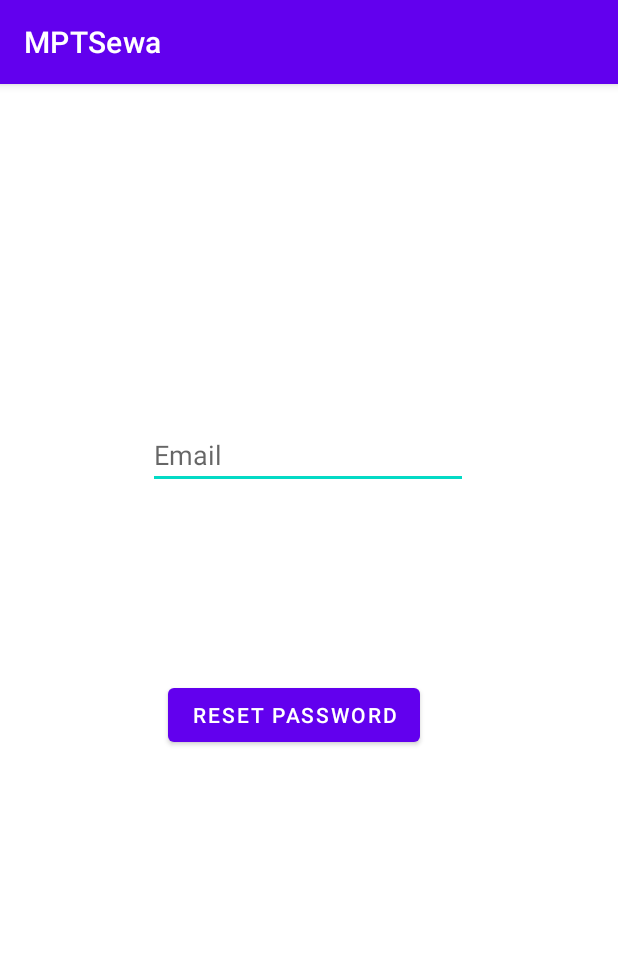
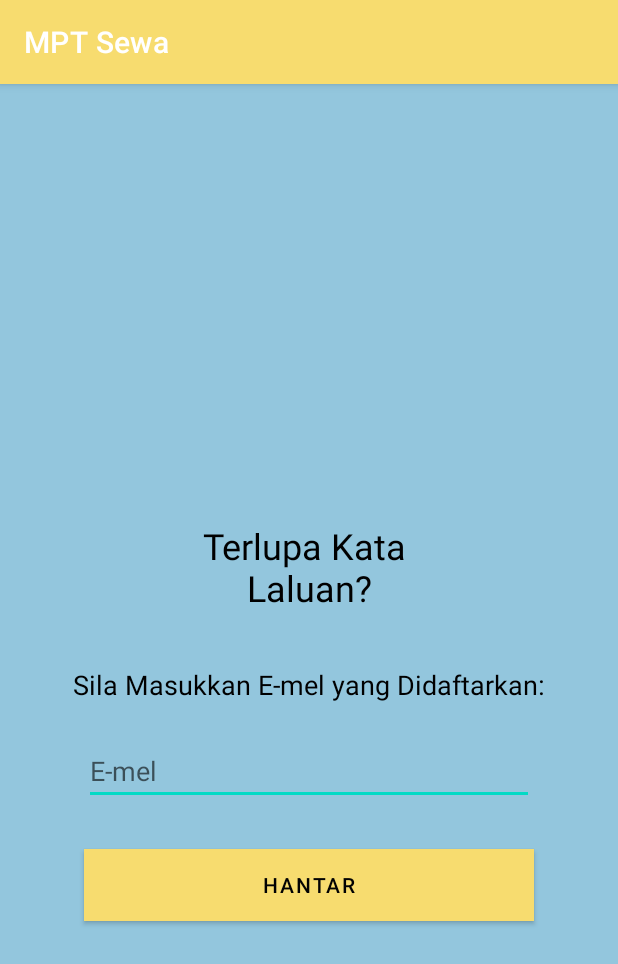
Before and after one commit to Asyknmuhd/InternProject, an Android app: the ForgotPassword screen opened directly, with no data from a screen before it, on a phone screen of 412 x 824 dp. Shown: the top 964 px of the screen. Run offline under Robolectric (Android 15) with nearby library versions, the phone set to English and light mode, and no system bars; our stand-ins replace Firebase (no records; nobody signed in at launch, a user with empty details on screens opened directly).

Commit message:
- tukar menu items - tukar ui sikit

```diff
--- a/app/build.gradle
+++ b/app/build.gradle
@@ -40,8 +40,6 @@ dependencies {
     implementation 'com.google.firebase:firebase-storage'
     implementation 'com.google.firebase:firebase-auth'
     implementation 'com.google.firebase:firebase-database'
-    //implementation 'com.squareup.picasso:picasso:4.1.2'
-   // implementation 'androidx.exifinterface:exifinterface:1.3.2'
 }
 apply plugin: 'com.android.application'
 apply plugin: 'com.google.gms.google-services'
--- a/app/src/main/AndroidManifest.xml
+++ b/app/src/main/AndroidManifest.xml
@@ -9,7 +9,8 @@
         android:roundIcon="@mipmap/ic_launcher_round"
         android:supportsRtl="true"
         android:theme="@style/Theme.MPTSewa">
-        <activity android:name=".UpdatePassword"></activity>
+        <activity android:name=".HallBooking"></activity>
+        <activity android:name=".UpdatePassword" />
         <activity android:name=".UpdateProfile" />
         <activity android:name=".ProfileActivity" />
         <activity android:name=".ForgotPassword" />
--- a/app/src/main/java/com/example/mptsewa/ForgotPassword.java
+++ b/app/src/main/java/com/example/mptsewa/ForgotPassword.java
@@ -34,17 +34,17 @@ public class ForgotPassword extends AppCompatActivity {
             public void onClick(View v) {
                 String useremail = passwordEmail.getText().toString().trim();
                 if(useremail.equals("")){
-                    Toast.makeText(ForgotPassword.this,"Please enter ur registered email ID.", Toast.LENGTH_SHORT).show();
+                    Toast.makeText(ForgotPassword.this,"Sila Isikan Emel yang Didaftarkan", Toast.LENGTH_SHORT).show();
                 }else{
                     firebaseAuth.sendPasswordResetEmail(useremail).addOnCompleteListener(new OnCompleteListener<Void>() {
                         @Override
                         public void onComplete(@NonNull Task<Void> task) {
                             if(task.isSuccessful()){
-                                Toast.makeText(ForgotPassword.this,"Password reset email sent",Toast.LENGTH_SHORT).show();
+                                Toast.makeText(ForgotPassword.this,"Penetapan Kata Laluan Ke E-mel Telah Dihantar",Toast.LENGTH_SHORT).show();
                                 finish();
                                 startActivity(new Intent(ForgotPassword.this, MainActivity.class));
                             }else{
-                                Toast.makeText(ForgotPassword.this,"Error in sending password reset email",Toast.LENGTH_SHORT).show();
+                                Toast.makeText(ForgotPassword.this,"Ralat Menghantar Penetapan Kata Laluan Ke E-mel",Toast.LENGTH_SHORT).show();
                             }
                         }
                     });
--- a/app/src/main/java/com/example/mptsewa/MainActivity.java
+++ b/app/src/main/java/com/example/mptsewa/MainActivity.java
@@ -41,7 +41,7 @@ public class MainActivity extends AppCompatActivity {
         userRegistration = (TextView) findViewById(R.id.tvRegister);
         ForgotPassword = (TextView) findViewById(R.id.tvForgotPass);
 
-        Info.setText("No of attempts remaining: 5");
+        Info.setText("Bilangan Percubaan: 5");
 
         firebaseAuth = FirebaseAuth.getInstance();
         progressDialog = new ProgressDialog(this);
@@ -77,7 +77,7 @@ public class MainActivity extends AppCompatActivity {
     }
     private void validate (String userName, String userPassword){
 
-        progressDialog.setMessage("You can subscribe!");
+        progressDialog.setMessage("Anda Akan Log Masuk Selepas /nPengesahan Emel");
         progressDialog.show();
 
       firebaseAuth.signInWithEmailAndPassword(userName, userPassword).addOnCompleteListener(new OnCompleteListener<AuthResult>() {
@@ -89,7 +89,7 @@ public class MainActivity extends AppCompatActivity {
               }else{
                   Toast.makeText(MainActivity.this,"Login Failed", Toast.LENGTH_SHORT).show();
                   counter--;
-                  Info.setText("No of attempts remaining: " + counter) ;
+                  Info.setText("Bilangan Percubaan: " + counter) ;
                   progressDialog.dismiss();
                   if(counter == 0){
                       Login.setEnabled(false);
--- a/app/src/main/java/com/example/mptsewa/RegistrationActivity.java
+++ b/app/src/main/java/com/example/mptsewa/RegistrationActivity.java
@@ -122,7 +122,7 @@ public class RegistrationActivity extends AppCompatActivity {
     }
 
     private void setupUIViews() {
-        userName = (EditText) findViewById(R.id.etUserName);
+        userName = (EditText) findViewById(R.id.etPhone);
         userPassword = (EditText) findViewById(R.id.etUserPassword);
         userEmail = (EditText) findViewById(R.id.etEmail);
         regButton = (Button) findViewById(R.id.btnregister);
--- a/app/src/main/res/layout/activity_forgot_password.xml
+++ b/app/src/main/res/layout/activity_forgot_password.xml
@@ -4,31 +4,62 @@
     xmlns:tools="http://schemas.android.com/tools"
     android:layout_width="match_parent"
     android:layout_height="match_parent"
+    android:background="#741282B5"
     tools:context=".ForgotPassword">
+
+    <TextView
+        android:id="@+id/textView3"
+        android:layout_width="wrap_content"
+        android:layout_height="wrap_content"
+        android:text="Terlupa Kata \nLaluan?"
+        android:textAlignment="center"
+        android:textAllCaps="false"
+        android:textColor="#000000"
+        android:textSize="24sp"
+        app:layout_constraintBottom_toBottomOf="parent"
+        app:layout_constraintEnd_toEndOf="parent"
+        app:layout_constraintStart_toStartOf="parent"
+        app:layout_constraintTop_toTopOf="parent"
+        app:layout_constraintVertical_bias="0.412" />
+
+    <TextView
+        android:id="@+id/textView"
+        android:layout_width="wrap_content"
+        android:layout_height="wrap_content"
+        android:text="Sila Masukkan E-mel yang Didaftarkan:"
+        android:textColor="#000000"
+        android:textSize="18sp"
+        app:layout_constraintBottom_toBottomOf="parent"
+        app:layout_constraintEnd_toEndOf="parent"
+        app:layout_constraintStart_toStartOf="parent"
+        app:layout_constraintTop_toTopOf="parent"
+        app:layout_constraintVertical_bias="0.522" />
 
     <EditText
         android:id="@+id/etEmailPass"
-        android:layout_width="wrap_content"
+        android:layout_width="300dp"
         android:layout_height="wrap_content"
         android:ems="10"
-        android:hint="Email"
+        android:hint="E-mel"
         android:inputType="textEmailAddress"
+        android:textColor="#050505"
         app:layout_constraintBottom_toBottomOf="parent"
         app:layout_constraintEnd_toEndOf="parent"
-        app:layout_constraintHorizontal_bias="0.497"
         app:layout_constraintStart_toStartOf="parent"
         app:layout_constraintTop_toTopOf="parent"
-        app:layout_constraintVertical_bias="0.311" />
+        app:layout_constraintVertical_bias="0.602" />
 
     <Button
         android:id="@+id/btnPassReset"
-        android:layout_width="wrap_content"
+        android:layout_width="300dp"
         android:layout_height="wrap_content"
-        android:text="Reset Password"
+        android:background="#FFFFFF"
+        android:backgroundTint="#FFFFFF"
+        android:text="Hantar"
+        android:textColor="#020202"
         app:layout_constraintBottom_toBottomOf="parent"
         app:layout_constraintEnd_toEndOf="parent"
-        app:layout_constraintHorizontal_bias="0.459"
         app:layout_constraintStart_toStartOf="parent"
         app:layout_constraintTop_toTopOf="parent"
-        app:layout_constraintVertical_bias="0.551" />
+        app:layout_constraintVertical_bias="0.708" />
 </androidx.constraintlayout.widget.ConstraintLayout>
--- a/app/src/main/res/values/colors.xml
+++ b/app/src/main/res/values/colors.xml
@@ -1,7 +1,7 @@
 <?xml version="1.0" encoding="utf-8"?>
 <resources>
     <color name="purple_200">#FFBB86FC</color>
-    <color name="purple_500">#FF6200EE</color>
+    <color name="yellow">#F7DC6F</color>
     <color name="purple_700">#FF3700B3</color>
     <color name="teal_200">#FF03DAC5</color>
     <color name="teal_700">#FF018786</color>
--- a/app/src/main/res/values/strings.xml
+++ b/app/src/main/res/values/strings.xml
@@ -1,3 +1,3 @@
 <resources>
-    <string name="app_name">MPTSewa</string>
+    <string name="app_name">MPT Sewa</string>
 </resources>
--- a/app/src/main/res/values/themes.xml
+++ b/app/src/main/res/values/themes.xml
@@ -2,13 +2,13 @@
     <!-- Base application theme. -->
     <style name="Theme.MPTSewa" parent="Theme.MaterialComponents.DayNight.DarkActionBar">
         <!-- Primary brand color. -->
-        <item name="colorPrimary">@color/purple_500</item>
+        <item name="colorPrimary">@color/yellow</item>
         <item name="colorPrimaryVariant">@color/purple_700</item>
         <item name="colorOnPrimary">@color/white</item>
         <!-- Secondary brand color. -->
         <item name="colorSecondary">@color/teal_200</item>
         <item name="colorSecondaryVariant">@color/teal_700</item>
-        <item name="colorOnSecondary">@color/black</item>
+        <item name="colorOnSecondary">@color/white</item>
         <!-- Status bar color. -->
         <item name="android:statusBarColor" tools:targetApi="l">?attr/colorPrimaryVariant</item>
         <!-- Customize your theme here. -->
```
Also changed, not shown: app/src/main/java/com/example/mptsewa/HallBooking.java (added, +14 -0 lines), app/src/main/java/com/example/mptsewa/ProfileActivity.java (+4 -3 lines), app/src/main/java/com/example/mptsewa/SecondActivity.java (+5 -5 lines), app/src/main/res/layout/activity_hall_booking.xml (added, +9 -0 lines), app/src/main/res/layout/activity_main.xml (+67 -39 lines), app/src/main/res/layout/activity_profile.xml (+10 -10 lines), app/src/main/res/layout/activity_registration.xml (+15 -15 lines), app/src/main/res/layout/activity_second.xml (+1 -10 lines), app/src/main/res/layout/activity_update_password.xml (+19 -4 lines), app/src/main/res/menu/menu.xml (+8 -9 lines).
